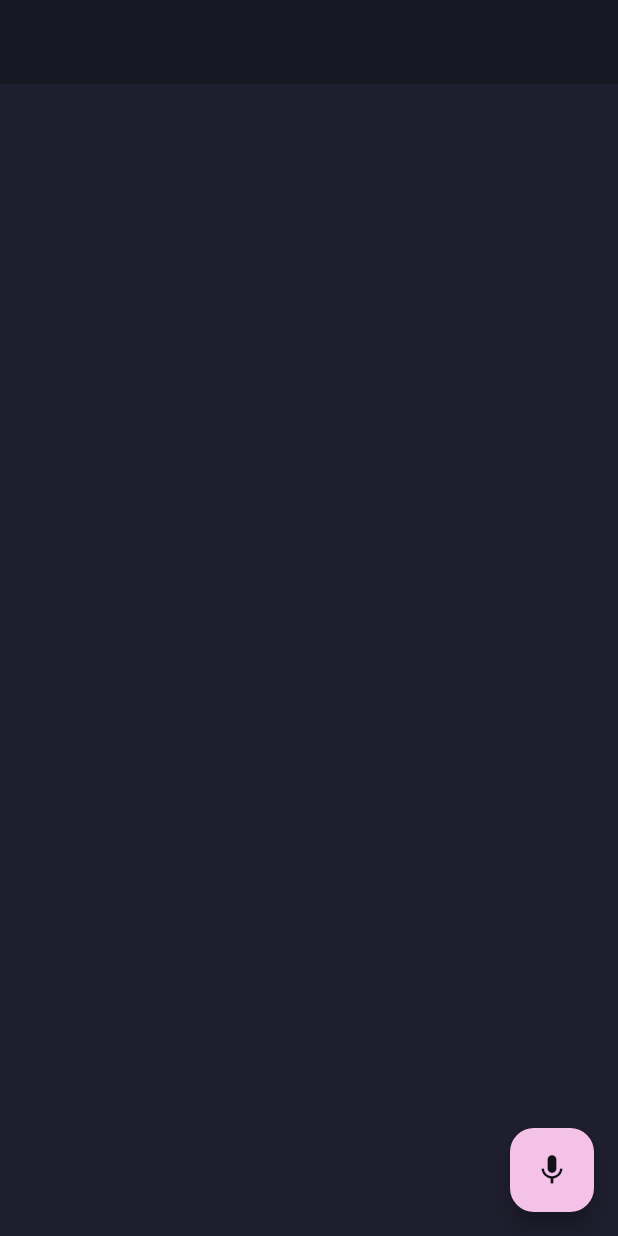
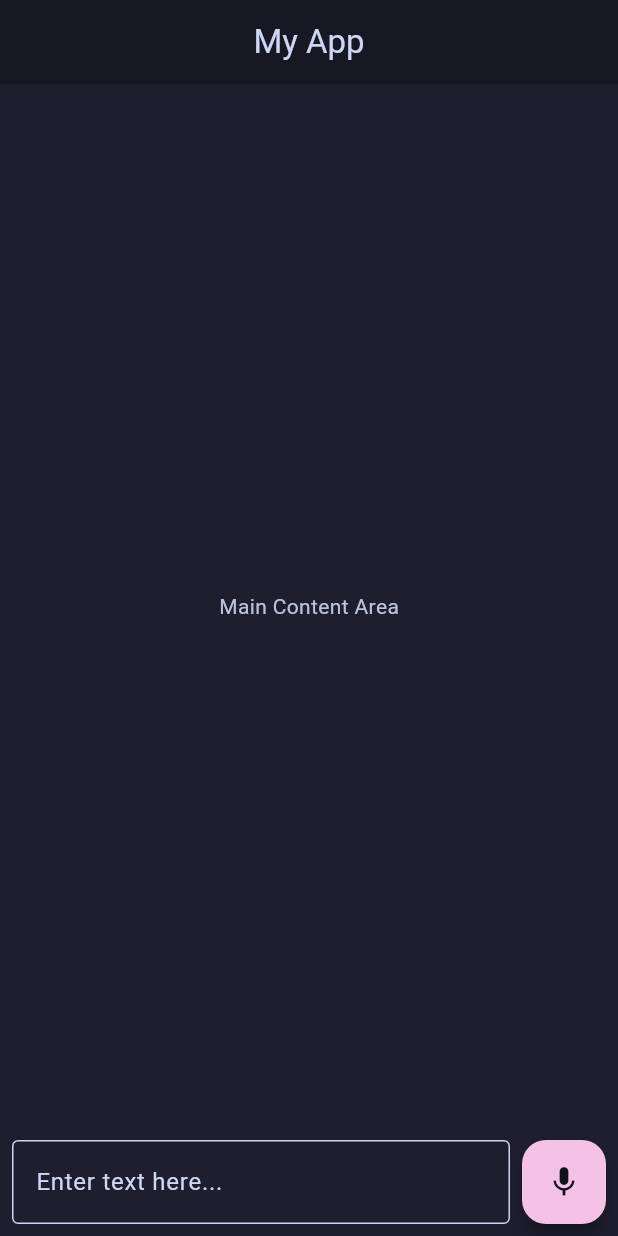
Before and after one commit to festeh/todoist_agent, a Flutter app: the screen it shows after launch, on a phone screen of 412 x 824 dp. Run offline on Flutter 3.47's test engine with Material 3 defaults, Android fonts, the phone set to English and light mode, and no system bars; missing offline and left inert: record.

Commit message:
refactor: Add text input field left of mic button in bottom navigation bar

```diff
--- a/app/lib/main.dart
+++ b/app/lib/main.dart
@@ -59,18 +59,31 @@ class _MyHomePageState extends State<MyHomePage> {
   Widget build(BuildContext context) {
     final scaffold = Scaffold(
       appBar: AppBar(
-        title: const Center(),
+        title: const Center(child: Text("My App")), // Added a title for context
       ),
-      // Use FloatingActionButton for the bottom-right button
-      floatingActionButton: FloatingActionButton(
-        onPressed: _pressButton,
-        tooltip: 'Press Me',
-        child: const Icon(Icons.mic),
-      ),
-      // Ensure the button is positioned at the bottom right
-      floatingActionButtonLocation: FloatingActionButtonLocation.endFloat,
       body: const Center(
-        // Placeholder for main content, can be removed or replaced later
+          // Placeholder for main content, can be removed or replaced later
+          child: Text("Main Content Area")),
+      bottomNavigationBar: Padding(
+        padding: const EdgeInsets.all(8.0),
+        child: Row(
+          children: [
+            const Expanded(
+              child: TextField(
+                decoration: InputDecoration(
+                  hintText: 'Enter text here...',
+                  border: OutlineInputBorder(),
+                ),
+              ),
+            ),
+            const SizedBox(width: 8), // Add spacing between text field and button
+            FloatingActionButton(
+              onPressed: _pressButton,
+              tooltip: 'Start Recording', // Updated tooltip
+              child: const Icon(Icons.mic),
+            ),
+          ],
+        ),
       ),
     );
     final isLinux = Theme.of(context).platform == TargetPlatform.linux;
```
